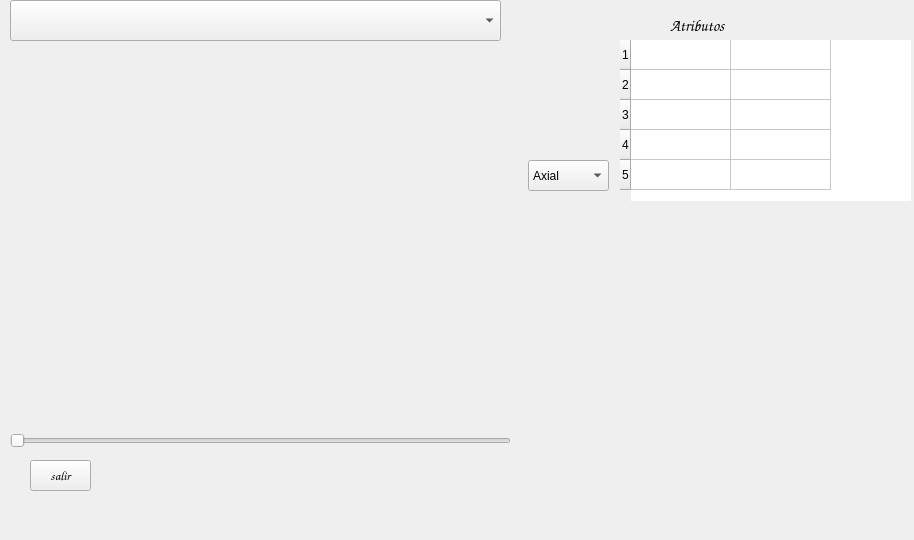
Before: the Qt Designer form base.ui in aniiiitaaaa22/entregable3, drawn with Qt 5.
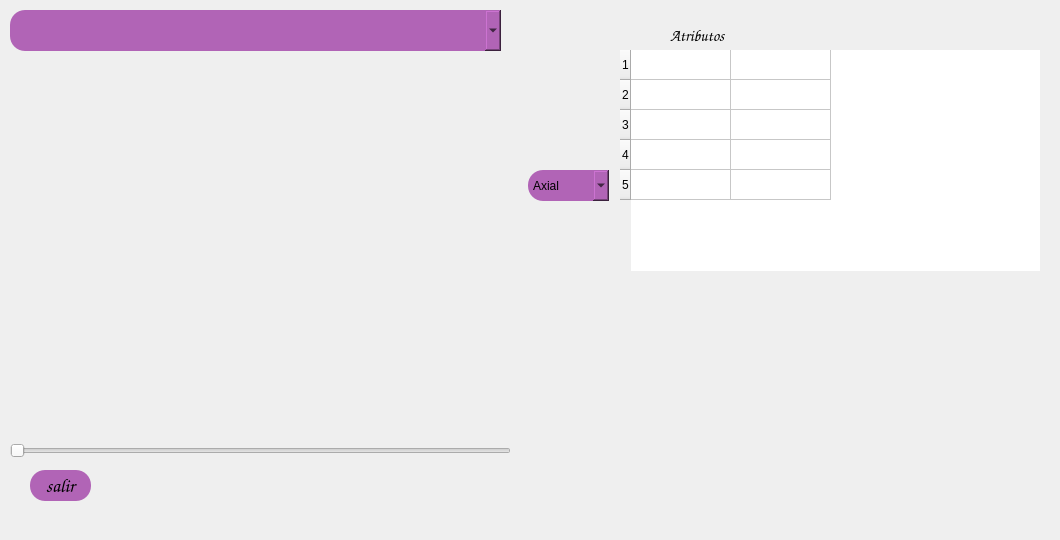
After: the same form once the commit is applied. Icons and pictures are not drawn.

What changed in the file:
```diff
--- a/base.ui
+++ b/base.ui
@@ -6,19 +6,19 @@
    <rect>
     <x>0</x>
     <y>0</y>
-    <width>914</width>
+    <width>1060</width>
     <height>540</height>
    </rect>
   </property>
   <property name="minimumSize">
    <size>
-    <width>914</width>
+    <width>1060</width>
     <height>540</height>
    </size>
   </property>
   <property name="maximumSize">
    <size>
-    <width>914</width>
+    <width>1060</width>
     <height>540</height>
    </size>
   </property>
@@ -42,8 +42,8 @@
    <property name="geometry">
     <rect>
      <x>0</x>
-     <y>-10</y>
-     <width>921</width>
+     <y>0</y>
+     <width>1071</width>
      <height>541</height>
     </rect>
    </property>
@@ -76,29 +76,49 @@
     </property>
     <property name="font">
      <font>
-      <family>Arial</family>
-      <pointsize>12</pointsize>
+      <family>Comic Sans MS</family>
+      <pointsize>14</pointsize>
+      <weight>50</weight>
+      <italic>false</italic>
+      <bold>false</bold>
      </font>
     </property>
+    <property name="styleSheet">
+     <string notr="true">QComboBox#comboBox{
+background-color: rgb(177, 100, 182);
+font: 14pt &quot;Comic Sans MS&quot;;
+border-radius: 15px;
+}
+QComboBox#comboBox:hover{
+background-color: rgba(177, 100, 182,120);
+font: 14pt &quot;Comic Sans MS&quot;;
+border-radius: 15px;
+}
+QComboBox#comboBox:pressed{
+background-color: rgba(177, 100, 182,140);
+font: 14pt &quot;Comic Sans MS&quot;;
+border-radius: 15px;
+}</string>
+    </property>
    </widget>
    <widget class="QTableWidget" name="lista">
     <property name="geometry">
      <rect>
       <x>620</x>
       <y>50</y>
-      <width>291</width>
-      <height>161</height>
+      <width>420</width>
+      <height>221</height>
      </rect>
     </property>
     <property name="sizePolicy">
-     <sizepolicy hsizetype="Fixed" vsizetype="Expanding">
+     <sizepolicy hsizetype="Expanding" vsizetype="Expanding">
       <horstretch>0</horstretch>
       <verstretch>0</verstretch>
      </sizepolicy>
     </property>
     <property name="maximumSize">
      <size>
-      <width>300</width>
+      <width>420</width>
       <height>421</height>
      </size>
     </property>
@@ -199,12 +219,29 @@
     <property name="font">
      <font>
       <family>Comic Sans MS</family>
-      <pointsize>10</pointsize>
+      <pointsize>14</pointsize>
       <weight>50</weight>
       <italic>false</italic>
       <bold>false</bold>
      </font>
     </property>
+    <property name="styleSheet">
+     <string notr="true">QPushButton#salir{
+background-color: rgb(177, 100, 182);
+font: 14pt &quot;Comic Sans MS&quot;;
+border-radius: 15px;
+}
+QPushButton#salir:hover{
+background-color: rgba(177, 100, 182,120);
+font: 14pt &quot;Comic Sans MS&quot;;
+border-radius: 15px;
+}
+QPushButton#salir:pressed{
+background-color: rgba(177, 100, 182,140);
+font: 14pt &quot;Comic Sans MS&quot;;
+border-radius: 15px;
+}</string>
+    </property>
     <property name="text">
      <string>salir</string>
     </property>
@@ -265,10 +302,10 @@
    <widget class="QLabel" name="label_2">
     <property name="geometry">
      <rect>
-      <x>620</x>
-      <y>300</y>
-      <width>211</width>
-      <height>221</height>
+      <x>670</x>
+      <y>260</y>
+      <width>241</width>
+      <height>231</height>
      </rect>
     </property>
     <property name="styleSheet">
@@ -305,6 +342,23 @@
       <height>31</height>
      </size>
     </property>
+    <property name="styleSheet">
+     <string notr="true">QComboBox#tipo_corte{
+background-color: rgb(177, 100, 182);
+font: 14pt &quot;Comic Sans MS&quot;;
+border-radius: 15px;
+}
+QComboBox#tipo_corte:hover{
+background-color: rgba(177, 100, 182,120);
+font: 14pt &quot;Comic Sans MS&quot;;
+border-radius: 15px;
+}
+QComboBox#tipo_corte:pressed{
+background-color: rgba(177, 100, 182,140);
+font: 14pt &quot;Comic Sans MS&quot;;
+border-radius: 15px;
+}</string>
+    </property>
     <property name="currentText">
      <string>Axial</string>
     </property>
```
Left out of the diff: 1 changed line with no effect on the pictures.
